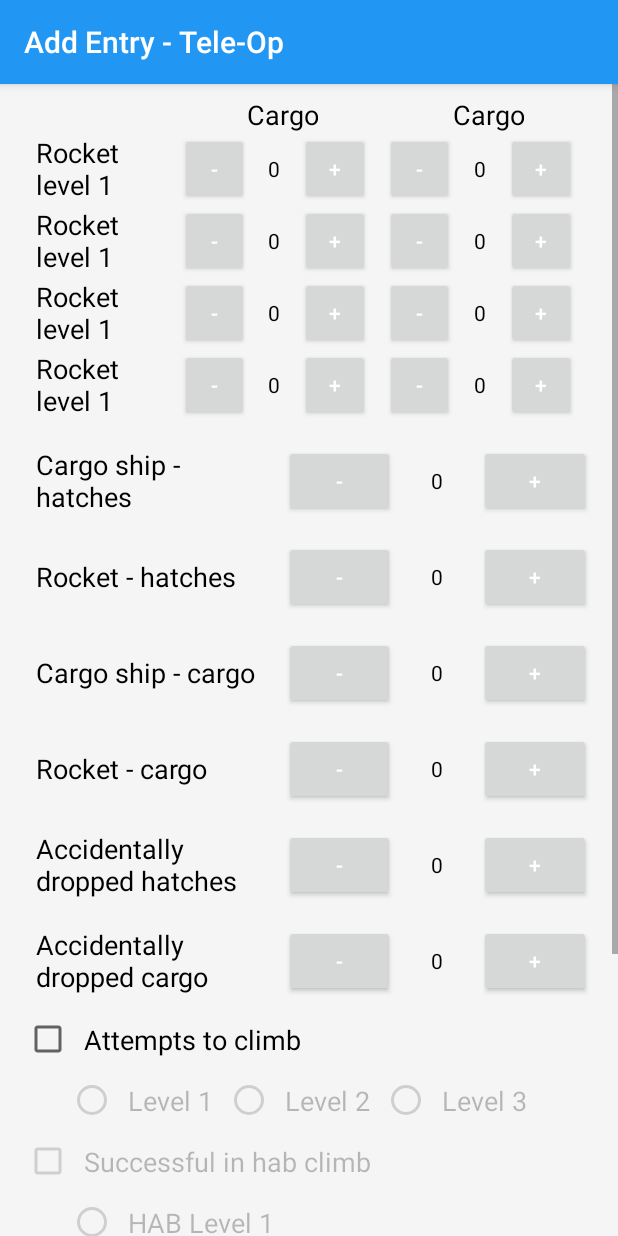
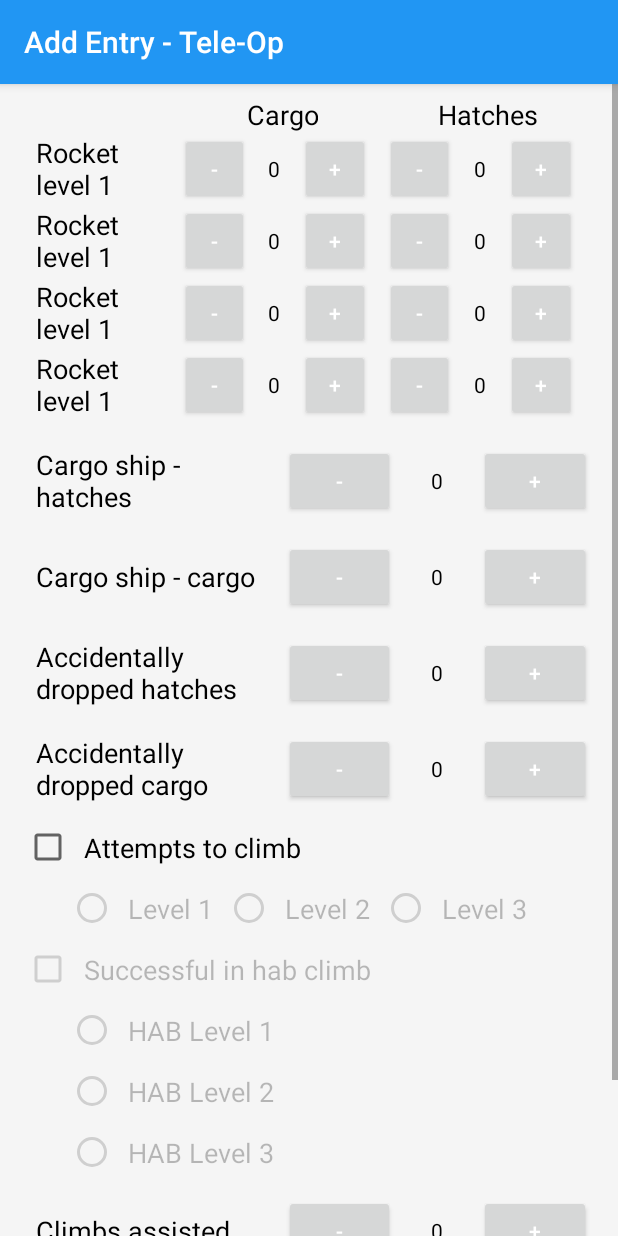
Before and after one commit to RaiderRobotix/Scouting-App, an Android app: the fragment TeleOpFragment shown on its own in the app's theme, on a phone screen of 412 x 824 dp. Run offline under Robolectric (Android 15) with nearby library versions, the light colour scheme and no system bars; 1 statement that could not run was skipped.

Commit message:
Make variable names clearer; implement rckt lvl 1 inc/dec

```diff
--- a/scoutingapp/src/main/java/org/usfirst/frc/team25/scouting/ui/dataentry/TeleOpFragment.java
+++ b/scoutingapp/src/main/java/org/usfirst/frc/team25/scouting/ui/dataentry/TeleOpFragment.java
@@ -17,6 +17,7 @@ import org.usfirst.frc.team25.scouting.R;
 import org.usfirst.frc.team25.scouting.data.Settings;
 import org.usfirst.frc.team25.scouting.data.models.ScoutEntry;
 import org.usfirst.frc.team25.scouting.data.models.TeleOp;
+import org.usfirst.frc.team25.scouting.ui.views.ButtonIncDecSet;
 import org.usfirst.frc.team25.scouting.ui.views.ButtonIncDecView;
 
 
@@ -27,12 +28,12 @@ public class TeleOpFragment extends Fragment implements EntryFragment {
     private ScoutEntry entry;
     private ButtonIncDecView cargoShipHatches;
     private ButtonIncDecView cargoShipCargo;
-    private ButtonIncDecView rocketLevelOneHatches;
-    private ButtonIncDecView rocketLevelOneCargo;
-    private ButtonIncDecView rocketLevelTwoHatches;
-    private ButtonIncDecView rocketLevelTwoCargo;
-    private ButtonIncDecView rocketLevelThreeHatches;
-    private ButtonIncDecView rocketLevelThreeCargo;
+    private ButtonIncDecSet rocketLevelOneHatches;
+    private ButtonIncDecSet rocketLevelOneCargo;
+    private ButtonIncDecSet rocketLevelTwoHatches;
+    private ButtonIncDecSet rocketLevelTwoCargo;
+    private ButtonIncDecSet rocketLevelThreeHatches;
+    private ButtonIncDecSet rocketLevelThreeCargo;
     private ButtonIncDecView hatchesDropped;
     private ButtonIncDecView climbsAssisted;
     private CheckBox attemptHabClimb;
@@ -71,14 +72,13 @@ public class TeleOpFragment extends Fragment implements EntryFragment {
             climbsAssisted.setValue(tele.getOtherRobotClimbsAssisted());
             attemptHabClimb.setChecked(tele.isAttemptHabClimb());
             successHabClimb.setChecked(tele.isSuccessHabClimb());
-            otherRobotClimbsAssisted.setChecked(tele.isClimbAssisted());
+            otherRobotClimbsAssisted.setChecked(tele.isClimbAssistedByAllies());
             teamNumberThatAssistedClimb.setEnabled(false);
         }
     }
 
     public int getRadioButtonSelected(RadioButton[] habLevelArray) {
-        int i;
-        for (i = 0; i < habLevelArray.length; i++) {
+        for (int i = 0; i < habLevelArray.length; i++) {
             if (habLevelArray[i].isChecked()) {
                 return i + 1;
             }
@@ -127,7 +127,6 @@ public class TeleOpFragment extends Fragment implements EntryFragment {
         attemptHabClimb.setOnCheckedChangeListener((compoundButton, b) -> {
             if (b) {
                 successHabClimb.setEnabled(true);
-                enableRadioGroup(successHabClimbLevel);
                 enableRadioGroup(attemptHabClimbLevel);
             } else {
                 successHabClimb.setEnabled(false);
@@ -142,7 +141,7 @@ public class TeleOpFragment extends Fragment implements EntryFragment {
             if (false/*otherRobotClimbsAssisted.isChecked() && teamNumberThatAssistedClimb
             .getText().toString().isEmpty()*/) {
                 AlertDialog.Builder builder = new AlertDialog.Builder(getActivity());
-                builder.setTitle("Fill in the team number")
+                builder.setTitle("Fill in any empty fields")
                         .setCancelable(false)
                         .setPositiveButton("OK", (dialog, id) -> {
                             //do things
--- a/scoutingapp/src/main/res/layout/fragment_tele_op.xml
+++ b/scoutingapp/src/main/res/layout/fragment_tele_op.xml
@@ -41,12 +41,12 @@
                         android:visibility="invisible" />
 
                     <TextView
-
                         android:layout_width="wrap_content"
                         android:layout_height="match_parent"
                         android:gravity="center_vertical"
                         android:text="Rocket level 1"
                         android:textSize="18sp" />
+
                 </LinearLayout>
 
                 <LinearLayout
@@ -66,8 +66,8 @@
                     <org.usfirst.frc.team25.scouting.ui.views.ButtonIncDecSet
                         android:layout_width="wrap_content"
                         android:layout_height="wrap_content"
-
-                        />
+                        android:id="@+id/rocket_level_one_cargo_teleop"
+                        app:initialValueSet="0" />
                 </LinearLayout>
 
                 <LinearLayout
@@ -80,15 +80,16 @@
                         android:layout_width="wrap_content"
                         android:layout_height="wrap_content"
                         android:layout_gravity="center_horizontal"
-                        android:text="Cargo"
+                        android:text="Hatches"
                         android:textAlignment="center"
                         android:textSize="18sp" />
 
                     <org.usfirst.frc.team25.scouting.ui.views.ButtonIncDecSet
+                        android:id="@+id/rocket_level_one_hatches_teleop"
                         android:layout_width="wrap_content"
                         android:layout_height="wrap_content"
+                        app:initialValueSet="0" />
 
-                        />
                 </LinearLayout>
             </LinearLayout>
 
@@ -182,39 +183,20 @@
             app:titlePrompt="Cargo ship - hatches" />
 
         <org.usfirst.frc.team25.scouting.ui.views.ButtonIncDecView
-            android:id="@+id/rocket_level_one_hatches_teleop"
+            android:id="@+id/cargo_ship_cargo_teleop"
             android:layout_width="match_parent"
             android:layout_height="wrap_content"
             android:layout_below="@id/cargo_ship_hatches_teleop"
             android:padding="@dimen/default_padding_bottom"
             app:initialValue="0"
-            app:titlePrompt="Rocket - hatches" />
-
-
-        <org.usfirst.frc.team25.scouting.ui.views.ButtonIncDecView
-            android:id="@+id/cargo_ship_cargo_teleop"
-            android:layout_width="match_parent"
-            android:layout_height="wrap_content"
-            android:layout_below="@id/rocket_level_one_hatches_teleop"
-            android:padding="@dimen/default_padding_bottom"
-            app:initialValue="0"
             app:titlePrompt="Cargo ship - cargo" />
-
-        <org.usfirst.frc.team25.scouting.ui.views.ButtonIncDecView
-            android:id="@+id/rocket_level_one_cargo_teleop"
-            android:layout_width="match_parent"
-            android:layout_height="wrap_content"
-            android:layout_below="@id/cargo_ship_cargo_teleop"
-            android:padding="@dimen/default_padding_bottom"
-            app:initialValue="0"
-            app:titlePrompt="Rocket - cargo" />
 
 
         <org.usfirst.frc.team25.scouting.ui.views.ButtonIncDecView
             android:id="@+id/hatches_dropped_teleop"
             android:layout_width="match_parent"
             android:layout_height="wrap_content"
-            android:layout_below="@id/rocket_level_one_cargo_teleop"
+            android:layout_below="@id/cargo_ship_cargo_teleop"
             android:padding="@dimen/default_padding_bottom"
             app:initialValue="0"
             app:titlePrompt="Accidentally dropped hatches" />
```
Also changed, not shown: scoutingapp/src/main/java/org/usfirst/frc/team25/scouting/data/models/TeleOp.java (+5 -5 lines), 1 other file.
